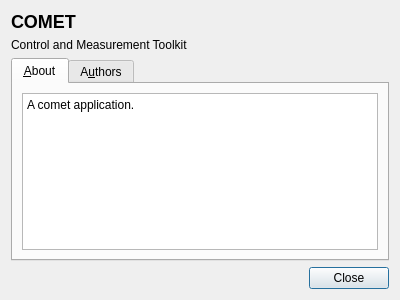
Before: the Qt Designer form comet/widgets/ui/aboutdialog.ui in hephy-dd/comet, drawn with Qt 5.
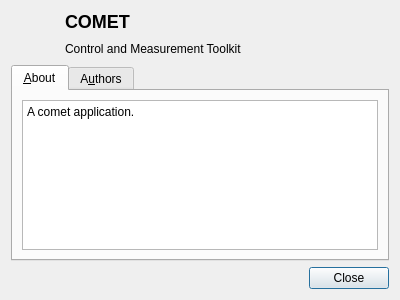
After: the same form once the commit is applied.

Commit message: added application icon

```diff
--- a/comet/widgets/ui/aboutdialog.ui
+++ b/comet/widgets/ui/aboutdialog.ui
@@ -15,7 +15,29 @@
    <string>About</string>
   </property>
   <layout class="QGridLayout" name="gridLayout">
-   <item row="0" column="0">
+   <item row="0" column="0" rowspan="2">
+    <widget class="QLabel" name="iconLabel">
+     <property name="minimumSize">
+      <size>
+       <width>48</width>
+       <height>48</height>
+      </size>
+     </property>
+     <property name="maximumSize">
+      <size>
+       <width>48</width>
+       <height>48</height>
+      </size>
+     </property>
+     <property name="text">
+      <string/>
+     </property>
+     <property name="scaledContents">
+      <bool>true</bool>
+     </property>
+    </widget>
+   </item>
+   <item row="0" column="1">
     <widget class="QLabel" name="titleLabel">
      <property name="styleSheet">
       <string notr="true">font-size: 18px; font-weight: bold;</string>
@@ -25,14 +47,14 @@
      </property>
     </widget>
    </item>
-   <item row="1" column="0">
+   <item row="1" column="1">
     <widget class="QLabel" name="captionLabel">
      <property name="text">
       <string>Control and Measurement Toolkit</string>
      </property>
     </widget>
    </item>
-   <item row="2" column="0">
+   <item row="2" column="0" colspan="2">
     <widget class="QTabWidget" name="tabWidget">
      <property name="currentIndex">
       <number>0</number>
@@ -87,7 +109,7 @@
      </widget>
     </widget>
    </item>
-   <item row="3" column="0">
+   <item row="3" column="0" colspan="2">
     <widget class="QDialogButtonBox" name="buttonBox">
      <property name="orientation">
       <enum>Qt::Horizontal</enum>
```
Left out of the diff: 1 changed line with no effect on the pictures. The commit also changes 5 other files.
